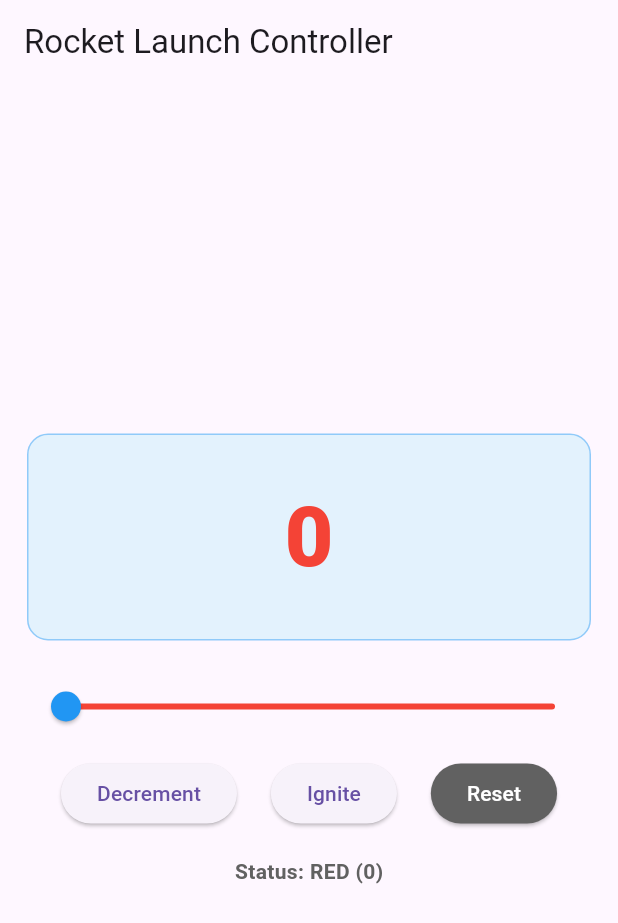
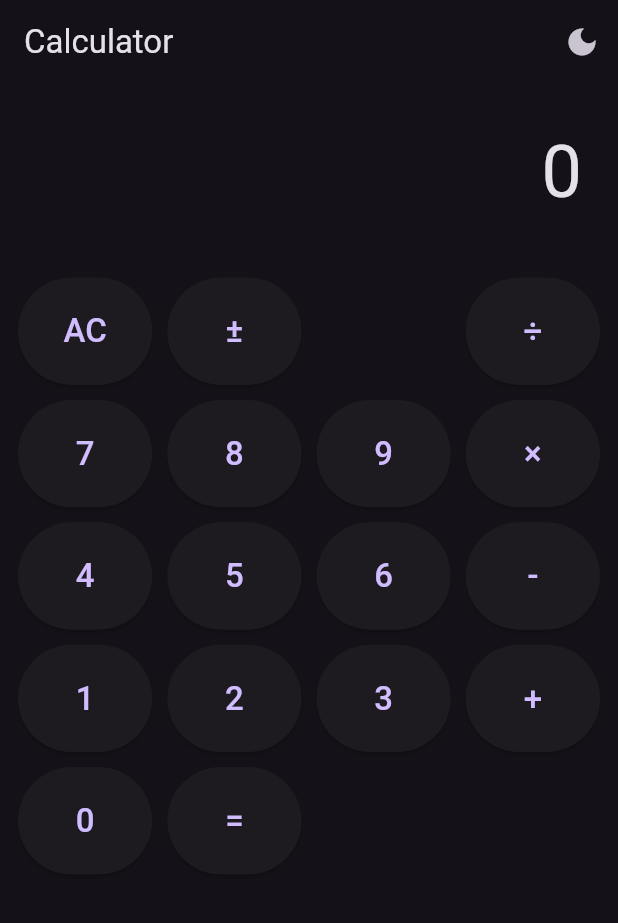
Before and after one commit to japrozs/mad, a Flutter app: the screen it shows after launch, on a phone screen of 412 x 824 dp. Shown: the top 923 px of the screen. Run offline on Flutter 3.47's test engine with Material 3 defaults, Android fonts, the phone set to English and light mode, and no system bars.

Commit message:
homework 1 solution

```diff
--- a/lib/main.dart
+++ b/lib/main.dart
@@ -1,178 +1,259 @@
-/*
-  Author: Japroz Singh Saini
-*/
-
 import 'package:flutter/material.dart';
 
-void main() => runApp(const MyApp());
+void main() => runApp(const CalculatorApp());
 
-class MyApp extends StatelessWidget {
-  const MyApp({super.key});
+class CalculatorApp extends StatefulWidget {
+  const CalculatorApp({super.key});
 
   @override
-  Widget build(BuildContext context) {
-    return MaterialApp(
-      title: 'Rocket Launch Controller',
-      theme: ThemeData(primarySwatch: Colors.blue),
-      home: const LaunchController(),
-      debugShowCheckedModeBanner: false,
-    );
-  }
+  State<CalculatorApp> createState() => _CalculatorAppState();
 }
 
-class LaunchController extends StatefulWidget {
-  const LaunchController({super.key});
+class _CalculatorAppState extends State<CalculatorApp> {
+  // theme toggle feature
+  bool _isDark = true;
 
-  @override
-  State<LaunchController> createState() => _LaunchControllerState();
-}
+  // state mgmt
+  String _display = '0';
+  int? _first;
+  String? _operator;
+  bool _justEvaluated = false;
+  bool _isError = false;
 
-class _LaunchControllerState extends State<LaunchController> {
-  int _counter = 0;
-  bool _didShowLiftoffPopupForThisReach = false;
-
-  int _clampCounter(int value) {
-    if (value < 0) return 0;
-    if (value > 100) return 100;
-    return value;
+  void _clearAll() {
+    setState(() {
+      _display = '0';
+      _first = null;
+      _operator = null;
+      _justEvaluated = false;
+      _isError = false;
+    });
   }
 
-  Color _statusColorFor(int value) {
-    if (value == 0) return Colors.red;
-    if (value <= 50) return Colors.orange;
-    return Colors.green;
+  void _clearEntry() {
+    setState(() {
+      _display = '0';
+      _isError = false;
+    });
   }
 
-  Future<void> _showLiftoffDialog() async {
-    if (!mounted) return;
+  bool get _shouldShowAC =>
+      _display == '0' && _first == null && _operator == null;
 
-    await showDialog<void>(
-      context: context,
-      builder: (ctx) => AlertDialog(
-        title: const Text('🚀 Launch Successful!'),
-        content: const Text('LIFTOFF! The rocket has reached full fuel (100).'),
-        actions: [
-          TextButton(
-            onPressed: () => Navigator.of(ctx).pop(),
-            child: const Text('OK'),
-          ),
-        ],
-      ),
-    );
+  // err hanfling
+  void _setError(String message) {
+    setState(() {
+      _display = message;
+      _isError = true;
+      _first = null;
+      _operator = null;
+      _justEvaluated = false;
+    });
   }
 
-  void _setCounter(int newValue) {
-    final int clamped = _clampCounter(newValue);
-    if (clamped != 100 && _didShowLiftoffPopupForThisReach) {
-      _didShowLiftoffPopupForThisReach = false;
+  // input logic
+  void _appendDigit(String digit) {
+    if (_isError) _clearAll();
+
+    setState(() {
+      if (_justEvaluated) {
+        _display = digit;
+        _justEvaluated = false;
+      } else if (_display == '0') {
+        _display = digit;
+      } else {
+        _display += digit;
+      }
+    });
+  }
+
+  void _setOperator(String op) {
+    if (_isError) return;
+
+    final current = int.tryParse(_display);
+    if (current == null) {
+      _setError('Error');
+      return;
     }
 
     setState(() {
-      _counter = clamped;
+      _first = current;
+      _operator = op;
+      _justEvaluated = true;
     });
+  }
 
-    if (_counter == 100 && !_didShowLiftoffPopupForThisReach) {
-      _didShowLiftoffPopupForThisReach = true;
-      WidgetsBinding.instance.addPostFrameCallback((_) {
-        _showLiftoffDialog();
-      });
+  int? _calculate(int a, int b, String op) {
+    switch (op) {
+      case '+':
+        return a + b;
+      case '-':
+        return a - b;
+      case '×':
+        return a * b;
+      case '÷':
+        if (b == 0) {
+          _setError('Cannot divide by 0');
+          return null;
+        }
+        return a ~/ b; // integer division
+      default:
+        _setError('Error');
+        return null;
     }
   }
 
-  void _ignite() => _setCounter(_counter + 1);
+  void _evaluate() {
+    if (_isError) return;
 
-  void _decrement() => _setCounter(_counter - 1);
+    if (_first == null || _operator == null) {
+      _setError('Incomplete input');
+      return;
+    }
 
-  void _reset() => _setCounter(0);
+    final second = int.tryParse(_display);
+    if (second == null) {
+      _setError('Error');
+      return;
+    }
 
+    final result = _calculate(_first!, second, _operator!);
+    if (result == null) return;
+
+    setState(() {
+      _display = result.toString();
+      _first = null;
+      _operator = null;
+      _justEvaluated = true;
+      _isError = false;
+    });
+  }
+
+  // ui
   @override
   Widget build(BuildContext context) {
-    final Color statusColor = _statusColorFor(_counter);
+    final lightTheme = ThemeData.light();
+    final darkTheme = ThemeData.dark();
 
-    return Scaffold(
-      appBar: AppBar(title: const Text('Rocket Launch Controller')),
-      body: Padding(
-        padding: const EdgeInsets.all(18.0),
-        child: Column(
-          mainAxisAlignment: MainAxisAlignment.center,
+    return MaterialApp(
+      debugShowCheckedModeBanner: false,
+      theme: lightTheme,
+      darkTheme: darkTheme,
+      themeMode: _isDark ? ThemeMode.dark : ThemeMode.light,
+      home: Scaffold(
+        appBar: AppBar(
+          title: const Text("Calculator"),
+          actions: [
+            IconButton(
+              icon: Icon(_isDark ? Icons.dark_mode : Icons.light_mode),
+              onPressed: () {
+                setState(() {
+                  _isDark = !_isDark;
+                });
+              },
+            ),
+          ],
+        ),
+        body: Column(
           children: [
-            // Display panel
-            Center(
-              child: Container(
-                width: double.infinity,
-                padding: const EdgeInsets.symmetric(vertical: 28),
-                decoration: BoxDecoration(
-                  color: Colors.blue.shade50,
-                  borderRadius: BorderRadius.circular(14),
-                  border: Border.all(color: Colors.blue.shade200),
-                ),
-                child: Center(
-                  child: Text(
-                    _counter == 100 ? 'LIFTOFF!' : '$_counter',
-                    style: TextStyle(
-                      fontSize: _counter == 100 ? 44 : 56,
-                      fontWeight: FontWeight.w800,
-                      color: statusColor,
-                      letterSpacing: 1.2,
-                    ),
-                  ),
-                ),
-              ),
-            ),
-
-            const SizedBox(height: 20),
-
-            Slider(
-              min: 0,
-              max: 100,
-              divisions: 100,
-              value: _counter.toDouble(),
-              onChanged: (double value) {
-                _setCounter(value.toInt());
-              },
-              activeColor: Colors.blue,
-              inactiveColor: Colors.red,
-            ),
-
-            const SizedBox(height: 10),
-            Row(
-              mainAxisAlignment: MainAxisAlignment.spaceEvenly,
-              children: [
-                ElevatedButton(
-                  onPressed: _decrement,
-                  child: const Text('Decrement'),
-                ),
-                ElevatedButton(onPressed: _ignite, child: const Text('Ignite')),
-                ElevatedButton(
-                  onPressed: _reset,
-                  style: ElevatedButton.styleFrom(
-                    backgroundColor: Colors.grey.shade700,
-                    foregroundColor: Colors.white,
-                  ),
-                  child: const Text('Reset'),
-                ),
-              ],
-            ),
-
-            const SizedBox(height: 18),
-
-            Text(
-              'Status: ${_counter == 0
-                  ? "RED (0)"
-                  : _counter <= 50
-                  ? "ORANGE (1–50)"
-                  : _counter < 100
-                  ? "GREEN (51–99)"
-                  : "LIFTOFF (100)"}',
-              style: TextStyle(
-                fontSize: 14,
-                color: Colors.grey.shade700,
-                fontWeight: FontWeight.w600,
-              ),
-            ),
+            _buildDisplay(),
+            Expanded(child: _buildButtons()),
           ],
         ),
       ),
     );
   }
+
+  Widget _buildDisplay() {
+    return Container(
+      alignment: Alignment.bottomRight,
+      padding: const EdgeInsets.all(24),
+      child: Text(
+        _display,
+        style: TextStyle(fontSize: 48, color: _isError ? Colors.red : null),
+      ),
+    );
+  }
+
+  Widget _buildButtons() {
+    final buttons = [
+      _shouldShowAC ? 'AC' : 'C',
+      '±',
+      ' ',
+      '÷',
+      '7',
+      '8',
+      '9',
+      '×',
+      '4',
+      '5',
+      '6',
+      '-',
+      '1',
+      '2',
+      '3',
+      '+',
+      '0',
+      '=',
+    ];
+
+    return LayoutBuilder(
+      builder: (context, constraints) {
+        // total rows = 5 (top row + 3 middle rows + last row)
+        // total columns = 4
+        return GridView.count(
+          physics: const NeverScrollableScrollPhysics(),
+          padding: const EdgeInsets.all(12),
+          crossAxisCount: 4,
+          mainAxisSpacing: 10,
+          crossAxisSpacing: 10,
+          childAspectRatio: 1.25,
+          children: buttons.map((label) {
+            if (label == ' ') return const SizedBox();
+
+            return ElevatedButton(
+              onPressed: () => _handleButton(label),
+              child: Text(label, style: const TextStyle(fontSize: 22)),
+            );
+          }).toList(),
+        );
+      },
+    );
+  }
+
+  void _handleButton(String label) {
+    if (RegExp(r'^\d$').hasMatch(label)) {
+      _appendDigit(label);
+      return;
+    }
+
+    switch (label) {
+      case '+':
+      case '-':
+      case '×':
+      case '÷':
+        _setOperator(label);
+        break;
+      case '=':
+        _evaluate();
+        break;
+      case 'C':
+        _clearEntry();
+        break;
+      case 'AC':
+        _clearAll();
+        break;
+      case '±':
+        if (_display != '0') {
+          setState(() {
+            if (_display.startsWith('-')) {
+              _display = _display.substring(1);
+            } else {
+              _display = '-$_display';
+            }
+          });
+        }
+        break;
+    }
+  }
 }
```
